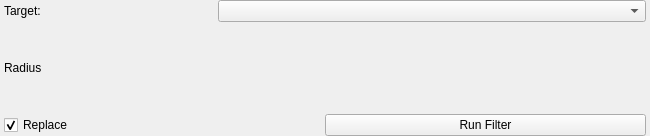
Above: src/Interface/ToolInterface/MedianFilterInterface.ui from SCIInstitute/Seg3D before the change. Below: the same form after it.
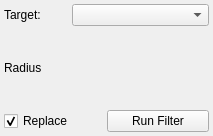
That is the form after the change.

The edit to the form file:
```diff
--- a/src/Interface/ToolInterface/MedianFilterInterface.ui
+++ b/src/Interface/ToolInterface/MedianFilterInterface.ui
@@ -6,7 +6,7 @@
    <rect>
     <x>0</x>
     <y>0</y>
-    <width>650</width>
+    <width>213</width>
     <height>136</height>
    </rect>
   </property>
@@ -41,18 +41,9 @@
    <property name="spacing">
     <number>0</number>
    </property>
-   <property name="leftMargin">
+   <property name="margin">
     <number>4</number>
    </property>
-   <property name="topMargin">
-    <number>0</number>
-   </property>
-   <property name="rightMargin">
-    <number>4</number>
-   </property>
-   <property name="bottomMargin">
-    <number>0</number>
-   </property>
    <item>
     <layout class="QHBoxLayout" name="activeHLayout" stretch="1,2">
      <property name="spacing">
```
